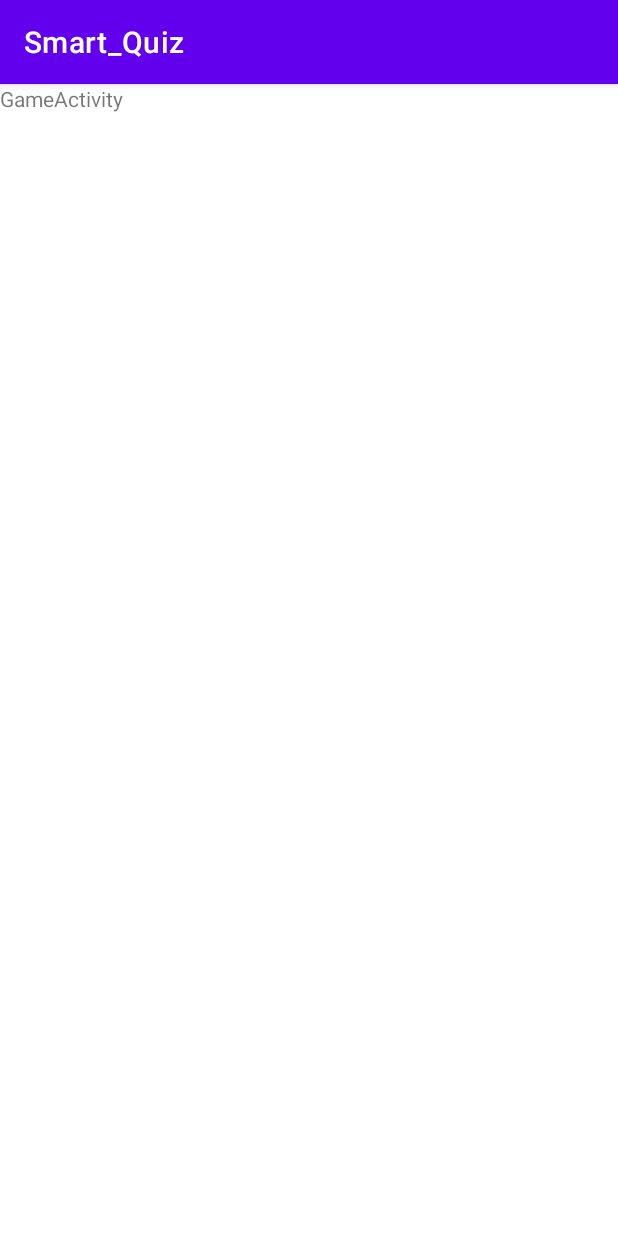
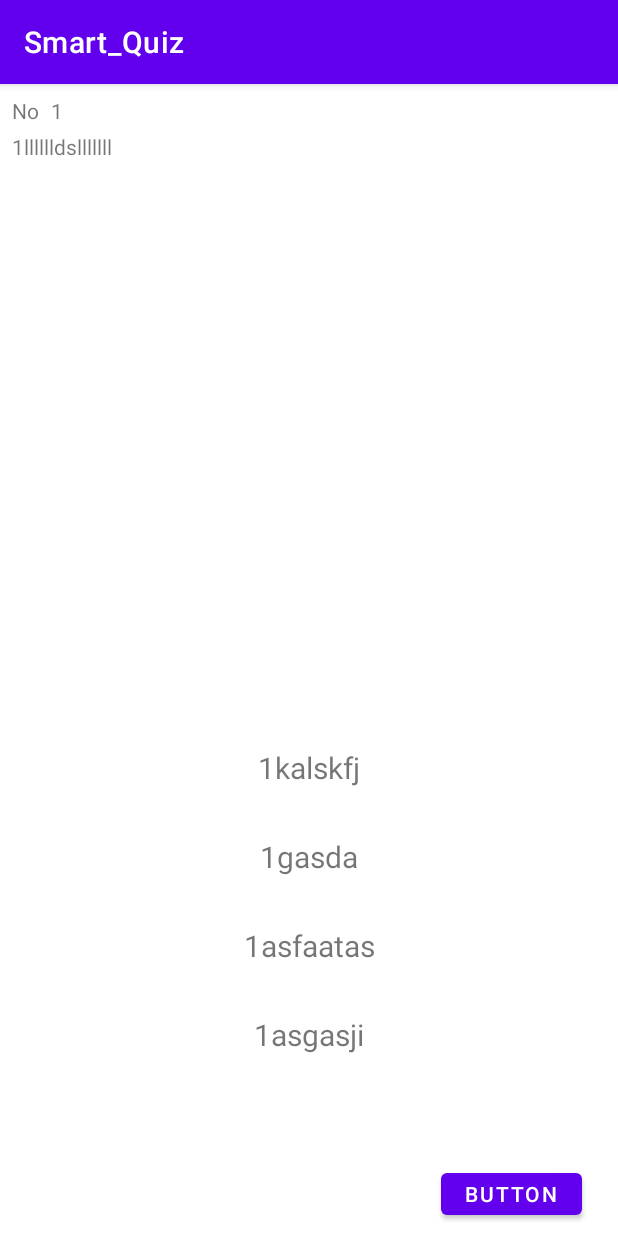
Before and after one commit to s20011/Smart_Quiz, an Android app: the GameActivity screen opened directly, with no data from a screen before it, on a phone screen of 412 x 824 dp. Run offline under Robolectric (Android 15) with nearby library versions, the phone set to English and light mode, and no system bars.

Commit message:
GameActivityの画面表示

```diff
--- a/app/src/main/java/com/example/smart_quiz/GameActivity.kt
+++ b/app/src/main/java/com/example/smart_quiz/GameActivity.kt
@@ -1,14 +1,122 @@
 package com.example.smart_quiz
 
+import android.graphics.Color
 import androidx.appcompat.app.AppCompatActivity
 import android.os.Bundle
+import android.util.Log
+import androidx.recyclerview.widget.LinearLayoutManager
+import androidx.recyclerview.widget.RecyclerView
+import com.example.smart_quiz.adapter.ChoiceAdapter
 import com.example.smart_quiz.databinding.ActivityGameBinding
+import com.example.smart_quiz.model.Quiz
 
 class GameActivity : AppCompatActivity() {
     private lateinit var binding: ActivityGameBinding
+    var quizCount = 0 //何問目かの情報
+    var correct = mutableListOf<String>() //クイズの正解
+    val userSelect = mutableListOf<String>() //userが選択した選択肢
+    val choices = mutableListOf<String>()
+    val result = mutableListOf<String>() // 問題の結果
+    private lateinit var recyclerView: RecyclerView
+
+    //sample
+    private val sampleQuizList: MutableList<Quiz> = mutableListOf(
+        Quiz(
+            choice1 = "1kalskfj", choice2 = "1gasda", choice3 = "1asgasji", correct = "1asfaatas",
+            sentence = "1lllllldslllllll"
+        ),
+        Quiz(
+            choice1 = "2sdklasdlf", choice2 = "2sdassaf", choice3 = "2asfda", correct = "2sfagas",
+            sentence = "2lllllllllasaal"
+        ),
+        Quiz(
+            choice1 = "3sdklasdlf", choice2 = "3sdassaf", choice3 = "3asfda", correct = "3sfagas",
+            sentence = "3lllllllllasaal"
+        ),
+        Quiz(
+            choice1 = "4sdklasdlf", choice2 = "4sdassaf", choice3 = "4sfda", correct = "4sfagas",
+            sentence = "4lllllllllasaal"
+        ),
+        Quiz(
+            choice1 = "5sdklasdlf", choice2 = "5sdassaf", choice3 = "5asfda", correct = "5sfagas",
+            sentence = "5lllllllllasaal"
+        )
+    )
+
     override fun onCreate(savedInstanceState: Bundle?) {
         super.onCreate(savedInstanceState)
         binding = ActivityGameBinding.inflate(layoutInflater)
         setContentView(binding.root)
+
+        gameStart()
+
+        binding.btNext.setOnClickListener {
+            quizCount++
+            gameStart()
+        }
+
+        //if(quizCount + 1 == sampleQuizList.size) binding.btNext.isClickable = false
+
+
+    }
+
+    //問題ごとにviewを更新する
+    fun gameStart() {
+        correct.clear()
+        userSelect.clear()
+        choices.clear()
+
+        if(quizCount + 1 == sampleQuizList.size) finish()
+        binding.txCount.text = "${quizCount + 1}"
+        binding.txSentence.text = sampleQuizList[quizCount].sentence
+        correct.add(sampleQuizList[quizCount].correct)
+
+        choices.let {
+            it.add(sampleQuizList[quizCount].choice1)
+            it.add(sampleQuizList[quizCount].choice2)
+            it.add(sampleQuizList[quizCount].choice3)
+            it.add(sampleQuizList[quizCount].correct)
+            it.shuffle()
+        }
+
+        recyclerView = binding.choiceRecyclerview
+        val adapter = ChoiceAdapter(choices)
+
+        adapter.itemClickListener = object : ChoiceAdapter.OnItemClickListener {
+            override fun onItemClick(holder: ChoiceAdapter.ViewHolder) {
+                val choice = holder.choice.text.toString()
+                if(choice in userSelect){
+                    holder.row.setBackgroundColor(Color.WHITE)
+                    userSelect.remove(choice)
+                    Log.d("GameActivity", "select = ${println(choice)}")
+                }else if(userSelect.size == correct.size){
+                    if(choice in userSelect){
+                        holder.row.setBackgroundColor(Color.WHITE)
+                        userSelect.remove(choice)
+                    }else {
+                        Log.d("GameActivity", "msg == can not Select")
+                    }
+                }else {
+                    holder.row.setBackgroundColor(Color.RED)
+                    userSelect.add(choice)
+                }
+            }
+        }
+
+        recyclerView.let {
+            it.adapter = adapter
+            it.layoutManager = LinearLayoutManager(this@GameActivity)
+            it.itemAnimator?.changeDuration = 0
+        }
+
+
+
+
+
+
+    }
+
+    fun Alert() {
+
     }
 }
--- /dev/null
+++ b/app/src/main/java/com/example/smart_quiz/adapter/ChoiceAdapter.kt
@@ -0,0 +1,41 @@
+package com.example.smart_quiz.adapter
+
+import android.view.LayoutInflater
+import android.view.View
+import android.view.ViewGroup
+import android.widget.TextView
+import androidx.constraintlayout.widget.ConstraintLayout
+import androidx.recyclerview.widget.RecyclerView
+import com.example.smart_quiz.R
+
+class ChoiceAdapter(private val choices: MutableList<String>)
+    :RecyclerView.Adapter<ChoiceAdapter.ViewHolder>(){
+
+        inner class ViewHolder(ListItemView: View): RecyclerView.ViewHolder(ListItemView){
+            val choice = ListItemView.findViewById<TextView>(R.id.tx_choice)
+            val row = ListItemView.findViewById<ConstraintLayout>(R.id.row)
+        }
+
+    override fun onCreateViewHolder(parent: ViewGroup, viewType: Int): ViewHolder {
+        val view = LayoutInflater.from(parent.context)
+            .inflate(R.layout.choice_row, parent, false)
+
+        val holder = ViewHolder(view)
+        view.setOnClickListener {
+            itemClickListener?.onItemClick(holder)
+        }
+        return holder
+    }
+
+    override fun onBindViewHolder(holder: ViewHolder, position: Int) {
+        val choice = choices[position]
+        holder.choice.text = choice
+    }
+
+    override fun getItemCount() = choices.size
+
+    var itemClickListener: OnItemClickListener? = null
+    interface OnItemClickListener {
+        fun onItemClick(holder: ViewHolder)
+    }
+}
--- /dev/null
+++ b/app/src/main/java/com/example/smart_quiz/model/Quiz.kt
@@ -0,0 +1,11 @@
+package com.example.smart_quiz.model
+
+import java.text.ChoiceFormat
+
+data class Quiz(
+    val choice1: String = "",
+    val choice2: String = "",
+    val choice3: String = "",
+    val correct: String = "",
+    val sentence: String = ""
+)
--- a/app/src/main/res/layout/activity_game.xml
+++ b/app/src/main/res/layout/activity_game.xml
@@ -7,10 +7,68 @@
     tools:context=".GameActivity">
 
     <TextView
+        android:id="@+id/tx_sentence"
+        android:layout_width="0dp"
+        android:layout_height="0dp"
+        android:layout_marginStart="8dp"
+        android:layout_marginTop="32dp"
+        android:layout_marginEnd="16dp"
+        android:text="GameActivity"
+        app:layout_constraintBottom_toTopOf="@+id/guideline3"
+        app:layout_constraintEnd_toEndOf="parent"
+        app:layout_constraintStart_toStartOf="parent"
+        app:layout_constraintTop_toTopOf="parent" />
+
+    <androidx.constraintlayout.widget.Guideline
+        android:id="@+id/guideline3"
+        android:layout_width="wrap_content"
+        android:layout_height="wrap_content"
+        android:orientation="horizontal"
+        app:layout_constraintGuide_end="358dp" />
+
+    <TextView
         android:id="@+id/textView2"
         android:layout_width="wrap_content"
         android:layout_height="wrap_content"
-        android:text="GameActivity"
+        android:layout_marginStart="8dp"
+        android:layout_marginTop="8dp"
+        android:text="@string/count"
         app:layout_constraintStart_toStartOf="parent"
         app:layout_constraintTop_toTopOf="parent" />
+
+    <TextView
+        android:id="@+id/tx_count"
+        android:layout_width="wrap_content"
+        android:layout_height="wrap_content"
+        android:layout_marginStart="8dp"
+        app:layout_constraintStart_toEndOf="@+id/textView2"
+        app:layout_constraintTop_toTopOf="@+id/textView2"
+        tools:text="10" />
+
+    <androidx.recyclerview.widget.RecyclerView
+        android:id="@+id/choice_recyclerview"
+        android:layout_width="0dp"
+        android:layout_height="0dp"
+        android:layout_marginStart="32dp"
+        android:layout_marginTop="16dp"
+        android:layout_marginEnd="32dp"
+        android:layout_marginBottom="56dp"
+        app:layout_constraintBottom_toBottomOf="parent"
+        app:layout_constraintEnd_toEndOf="parent"
+        app:layout_constraintStart_toStartOf="parent"
+        app:layout_constraintTop_toBottomOf="@+id/tx_sentence" />
+
+    <Button
+        android:id="@+id/bt_next"
+        android:layout_width="wrap_content"
+        android:layout_height="0dp"
+        android:layout_marginTop="8dp"
+        android:layout_marginEnd="24dp"
+        android:layout_marginBottom="8dp"
+        android:text="Button"
+        app:layout_constraintBottom_toBottomOf="parent"
+        app:layout_constraintEnd_toEndOf="parent"
+        app:layout_constraintTop_toBottomOf="@+id/choice_recyclerview"
+        tools:ignore="TouchTargetSizeCheck" />
+
 </androidx.constraintlayout.widget.ConstraintLayout>
--- /dev/null
+++ b/app/src/main/res/layout/choice_row.xml
@@ -0,0 +1,25 @@
+<?xml version="1.0" encoding="utf-8"?>
+<androidx.constraintlayout.widget.ConstraintLayout xmlns:android="http://schemas.android.com/apk/res/android"
+    xmlns:app="http://schemas.android.com/apk/res-auto"
+    xmlns:tools="http://schemas.android.com/tools"
+    android:id="@+id/row"
+    android:layout_width="match_parent"
+    android:layout_height="wrap_content"
+    android:paddingStart="12dp"
+    android:paddingTop="16dp"
+    android:paddingEnd="12dp"
+    android:paddingBottom="16dp">
+
+    <TextView
+        android:id="@+id/tx_choice"
+        android:layout_width="match_parent"
+        android:layout_height="wrap_content"
+        android:layout_gravity="center_horizontal"
+        android:gravity="center_horizontal"
+        android:textSize="20sp"
+        app:layout_constraintEnd_toEndOf="parent"
+        app:layout_constraintStart_toStartOf="parent"
+        app:layout_constraintTop_toTopOf="parent"
+        tools:text="Choice1" />
+
+</androidx.constraintlayout.widget.ConstraintLayout>
```
